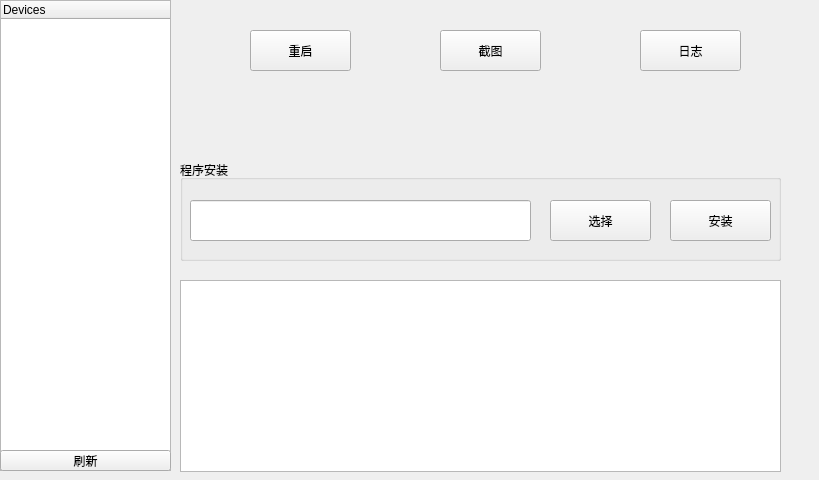
The window that untitled.ui (xjming9/adbTool) describes before a commit, drawn with Qt 5.
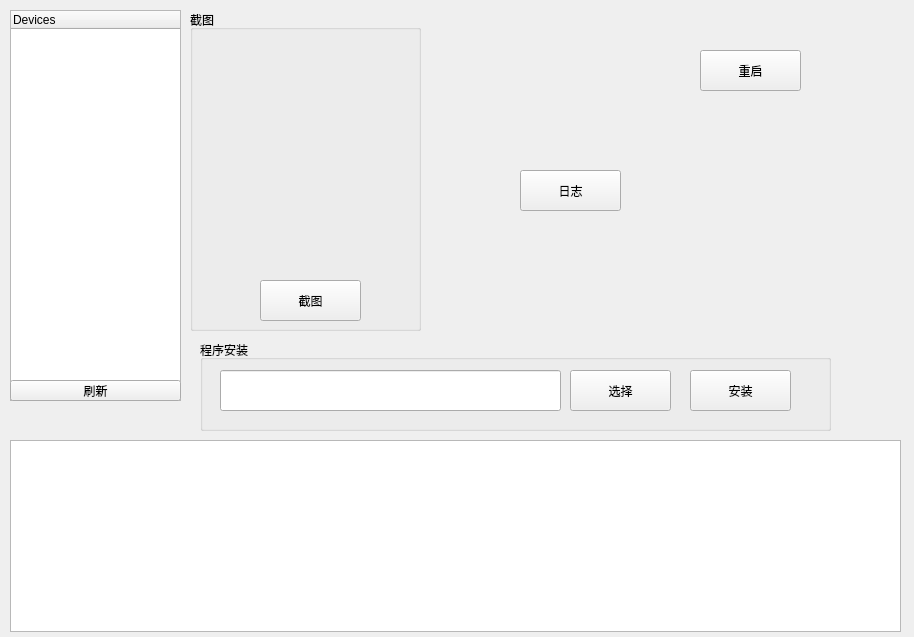
The same window after the commit.

Diff of the .ui file:
```diff
--- a/untitled.ui
+++ b/untitled.ui
@@ -6,8 +6,8 @@
    <rect>
     <x>0</x>
     <y>0</y>
-    <width>819</width>
-    <height>480</height>
+    <width>914</width>
+    <height>637</height>
    </rect>
   </property>
   <property name="windowTitle">
@@ -16,10 +16,10 @@
   <widget class="QTreeWidget" name="treeWidget">
    <property name="geometry">
     <rect>
-     <x>0</x>
-     <y>0</y>
+     <x>10</x>
+     <y>10</y>
      <width>171</width>
-     <height>471</height>
+     <height>391</height>
     </rect>
    </property>
    <column>
@@ -31,8 +31,8 @@
   <widget class="QPushButton" name="pushButton">
    <property name="geometry">
     <rect>
-     <x>250</x>
-     <y>30</y>
+     <x>700</x>
+     <y>50</y>
      <width>101</width>
      <height>41</height>
     </rect>
@@ -41,24 +41,11 @@
     <string>重启</string>
    </property>
   </widget>
-  <widget class="QPushButton" name="pushButton_2">
-   <property name="geometry">
-    <rect>
-     <x>440</x>
-     <y>30</y>
-     <width>101</width>
-     <height>41</height>
-    </rect>
-   </property>
-   <property name="text">
-    <string>截图</string>
-   </property>
-  </widget>
   <widget class="QPushButton" name="pushButton_3">
    <property name="geometry">
     <rect>
-     <x>640</x>
-     <y>30</y>
+     <x>520</x>
+     <y>170</y>
      <width>101</width>
      <height>41</height>
     </rect>
@@ -70,9 +57,9 @@
   <widget class="QTextBrowser" name="textBrowser">
    <property name="geometry">
     <rect>
-     <x>180</x>
-     <y>280</y>
-     <width>601</width>
+     <x>10</x>
+     <y>440</y>
+     <width>891</width>
      <height>192</height>
     </rect>
    </property>
@@ -80,8 +67,8 @@
   <widget class="QPushButton" name="pushButton_4">
    <property name="geometry">
     <rect>
-     <x>0</x>
-     <y>450</y>
+     <x>10</x>
+     <y>380</y>
      <width>171</width>
      <height>21</height>
     </rect>
@@ -93,10 +80,10 @@
   <widget class="QGroupBox" name="groupBox">
    <property name="geometry">
     <rect>
-     <x>180</x>
-     <y>160</y>
-     <width>601</width>
-     <height>101</height>
+     <x>200</x>
+     <y>340</y>
+     <width>631</width>
+     <height>91</height>
     </rect>
    </property>
    <property name="title">
@@ -105,8 +92,8 @@
    <widget class="QLineEdit" name="lineEdit">
     <property name="geometry">
      <rect>
-      <x>10</x>
-      <y>40</y>
+      <x>20</x>
+      <y>30</y>
       <width>341</width>
       <height>41</height>
      </rect>
@@ -119,7 +106,7 @@
     <property name="geometry">
      <rect>
       <x>370</x>
-      <y>40</y>
+      <y>30</y>
       <width>101</width>
       <height>41</height>
      </rect>
@@ -132,7 +119,7 @@
     <property name="geometry">
      <rect>
       <x>490</x>
-      <y>40</y>
+      <y>30</y>
       <width>101</width>
       <height>41</height>
      </rect>
@@ -145,8 +132,8 @@
   <widget class="QLabel" name="label">
    <property name="geometry">
     <rect>
-     <x>10</x>
-     <y>415</y>
+     <x>20</x>
+     <y>350</y>
      <width>151</width>
      <height>21</height>
     </rect>
@@ -155,6 +142,45 @@
     <string/>
    </property>
   </widget>
+  <widget class="QGroupBox" name="groupBox_2">
+   <property name="geometry">
+    <rect>
+     <x>190</x>
+     <y>10</y>
+     <width>231</width>
+     <height>321</height>
+    </rect>
+   </property>
+   <property name="title">
+    <string>截图</string>
+   </property>
+   <widget class="QLabel" name="label_2">
+    <property name="geometry">
+     <rect>
+      <x>60</x>
+      <y>30</y>
+      <width>131</width>
+      <height>231</height>
+     </rect>
+    </property>
+    <property name="text">
+     <string/>
+    </property>
+   </widget>
+   <widget class="QPushButton" name="pushButton_2">
+    <property name="geometry">
+     <rect>
+      <x>70</x>
+      <y>270</y>
+      <width>101</width>
+      <height>41</height>
+     </rect>
+    </property>
+    <property name="text">
+     <string>截图</string>
+    </property>
+   </widget>
+  </widget>
  </widget>
  <resources/>
  <connections>
```
